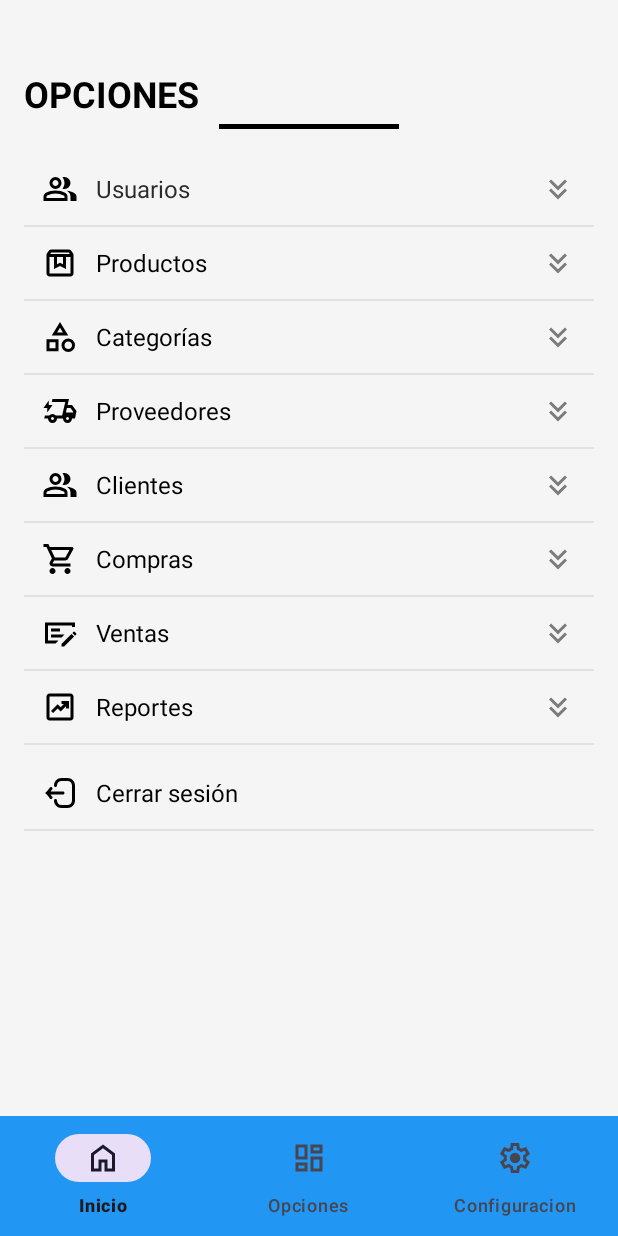
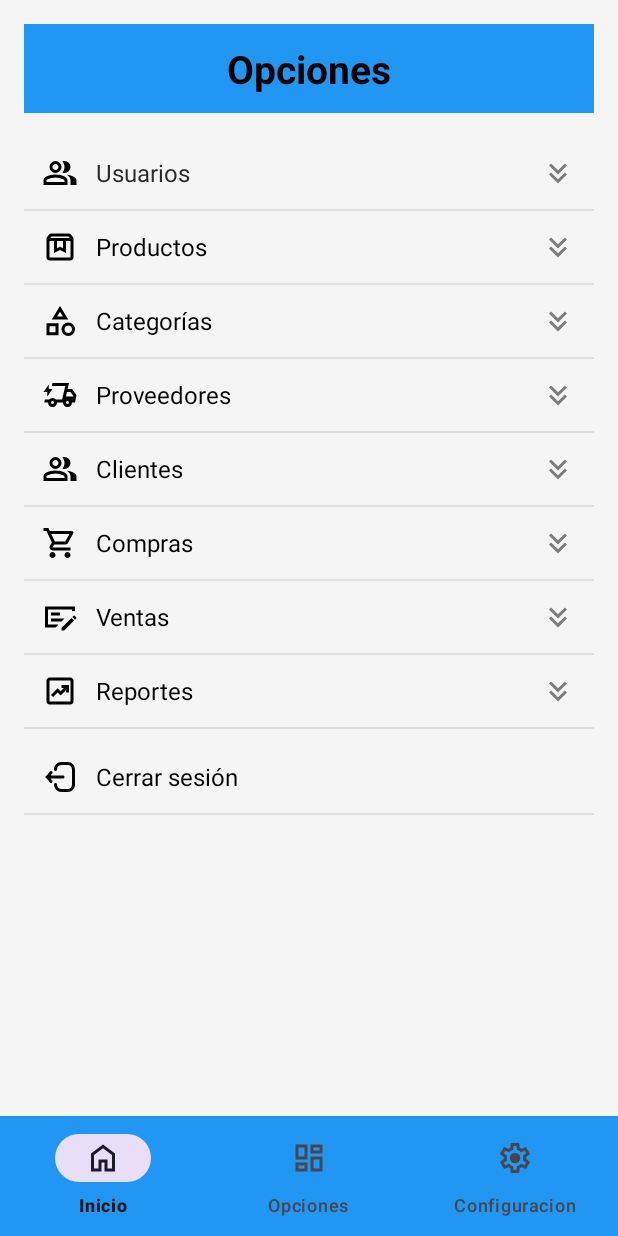
Before and after one commit to KaleNoronha/DM1_P_ANDROID, an Android app: the fragment OpcionesFragment placed in its activity, on a phone screen of 412 x 824 dp. Run offline under Robolectric (Android 15) with nearby library versions, the phone set to English and light mode, and no system bars; 5 statements that could not run were skipped.

Commit message:
Correcion del titulo

```diff
--- a/app/src/main/res/layout/fragment_opciones.xml
+++ b/app/src/main/res/layout/fragment_opciones.xml
@@ -24,24 +24,24 @@
             android:orientation="vertical"
             android:padding="16dp">
 
-            <!-- TÍTULO -->
-            <TextView
-                android:id="@+id/tvTitulo"
+            <LinearLayout
                 android:layout_width="match_parent"
                 android:layout_height="wrap_content"
-                android:text="OPCIONES"
-                android:textColor="@color/black"
-                android:textStyle="bold"
-                android:textSize="24sp"
-                android:layout_marginTop="30dp"
-                android:fontFamily="@"/>
+                android:background="@color/primary_blue"
+                android:orientation="vertical"
+                android:paddingTop="12dp"
+                android:paddingBottom="12dp"
+                android:gravity="center_horizontal">
 
-            <View
-                android:layout_width="120dp"
-                android:layout_height="3dp"
-                android:layout_marginTop="4dp"
-                android:background="@color/black"
-                android:layout_gravity="center_horizontal"/>
+                <TextView
+                    android:id="@+id/tvTituloFormulario"
+                    android:layout_width="wrap_content"
+                    android:layout_height="wrap_content"
+                    android:text="Opciones"
+                    android:textColor="@color/black"
+                    android:textSize="26sp"
+                    android:textStyle="bold" />
+            </LinearLayout>
 
             <!-- ============== USUARIOS ============== -->
             <LinearLayout
```
